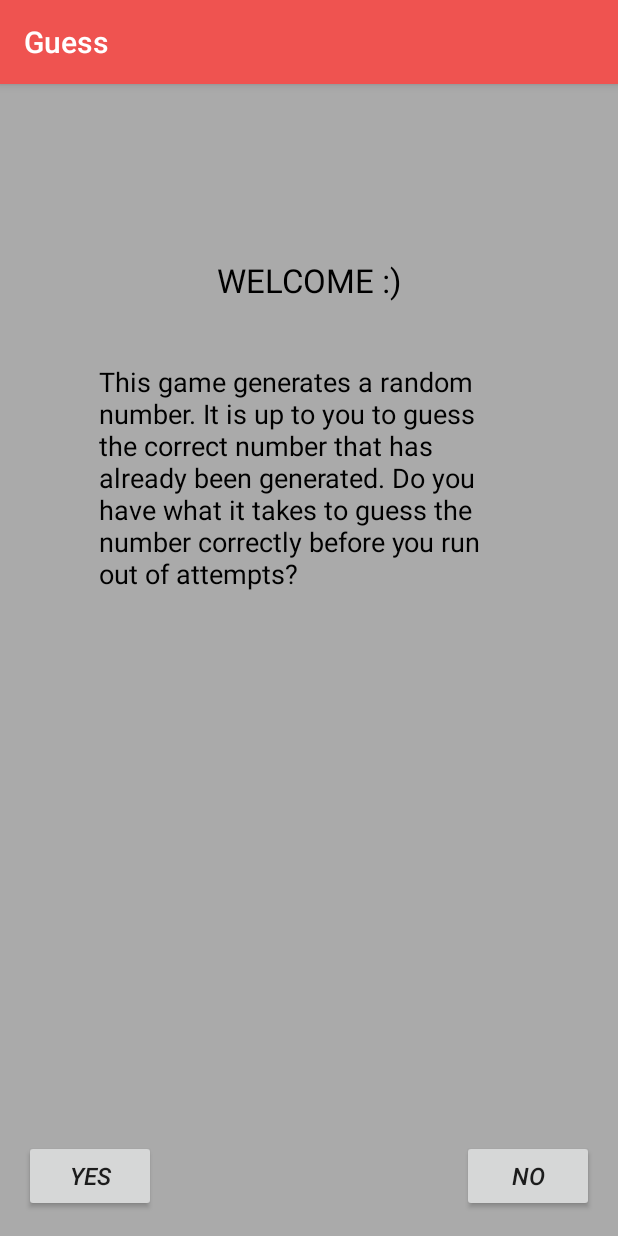
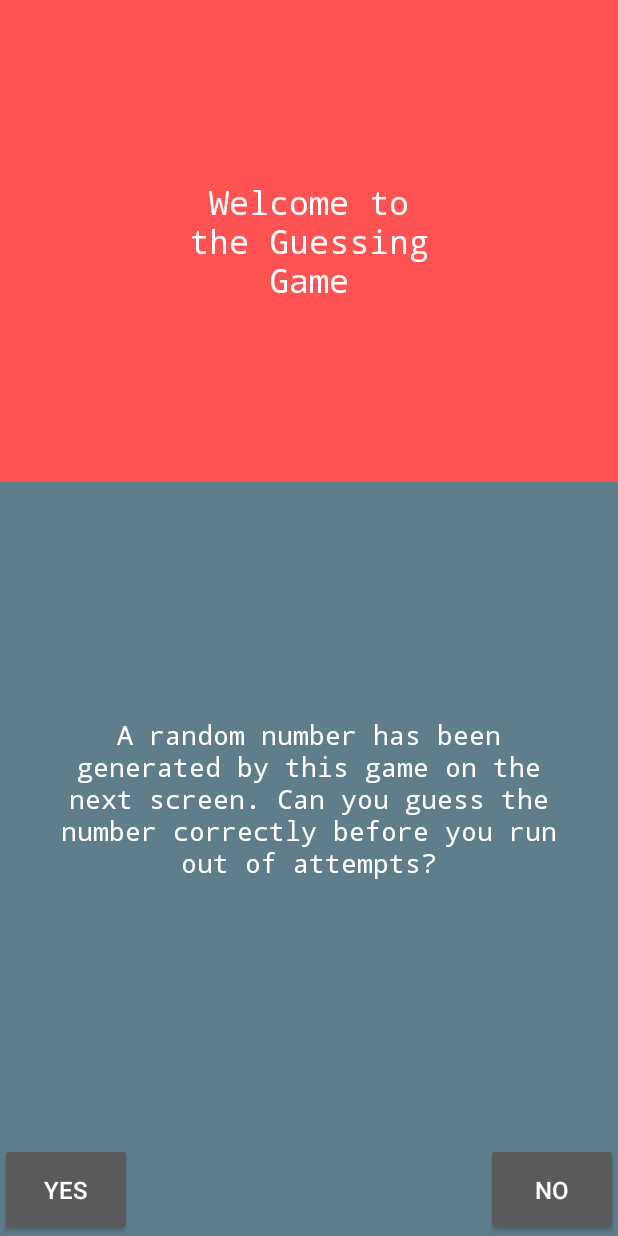
Before and after one commit to aQuasi/guessTheNumber, an Android app: the screen it shows after launch (MainActivity), on a phone screen of 412 x 824 dp. Run offline under Robolectric (Android 15) with nearby library versions, the phone set to English and light mode, and no system bars.

Commit message:
Improved UI design and fixed attempts going down to negatives

```diff
--- a/app/src/main/AndroidManifest.xml
+++ b/app/src/main/AndroidManifest.xml
@@ -8,9 +8,10 @@
         android:label="@string/app_name"
         android:supportsRtl="true"
         android:theme="@style/AppTheme">
-        <activity android:name=".MainActivity">
+        <activity android:name=".MainActivity"
+            android:theme="@style/Theme.AppCompat.NoActionBar">
             <intent-filter>
-                <action android:name="android.intent.action.MAIN" />
+                <action android:name="android.intent.action.MAIN"/>
 
                 <category android:name="android.intent.category.LAUNCHER" />
             </intent-filter>
--- a/app/src/main/java/com/guessgame/akwag/myapplication/GameStartActivity.java
+++ b/app/src/main/java/com/guessgame/akwag/myapplication/GameStartActivity.java
@@ -39,22 +39,25 @@ public class GameStartActivity extends AppCompatActivity {
                 output.setText(message);
                 generateNewGame();
             }
+
+            if (attemptsLeft <= 0) {
+                message = "You run out of attempts! \n" +
+                        "The correct number was : " + randomNumber;
+                output.setText(message);
+            }
         }
         catch (Exception e) {
             message = "real numbers only";
             output.setText(message);
-
         }
         finally {
             //Refocuses and selects all text so user doesn't have to clear them one by one
             userIn.requestFocus();
             userIn.selectAll();
-
         }
     }
 
     private void generateNewGame() {
-
         randomNumber = (int) (Math.random() * 100 + 1);
         attemptsLeft = 6;
     }
--- a/app/src/main/res/layout/activity_main.xml
+++ b/app/src/main/res/layout/activity_main.xml
@@ -4,58 +4,64 @@
     xmlns:tools="http://schemas.android.com/tools"
     android:layout_width="match_parent"
     android:layout_height="match_parent"
+    android:background="#607D8B"
     android:orientation="vertical"
-    android:background="@android:color/darker_gray"
-    android:paddingBottom="@dimen/activity_vertical_margin"
-    android:paddingLeft="@dimen/activity_horizontal_margin"
-    android:paddingRight="@dimen/activity_horizontal_margin"
-    android:paddingTop="@dimen/activity_vertical_margin"
     tools:context="com.guessgame.akwag.myapplication.MainActivity">
-
-    <TextView
-        android:padding="50dp"
-        android:layout_width="wrap_content"
-        android:layout_height="wrap_content"
-        android:text="@string/welcome"
-        android:layout_marginTop="50dp"
-        android:textColor="@android:color/black"
-        android:textAppearance="?android:textAppearanceLarge"
-        android:layout_alignParentTop="true"
-        android:layout_centerHorizontal="true" />
-
-    <TextView
-        android:padding="50dp"
-        android:layout_width="wrap_content"
-        android:layout_height="wrap_content"
-        android:text="@string/welcome_game_description"
-        android:textColor="@android:color/black"
-        android:textAppearance="?android:textAppearanceMedium"
-        android:layout_marginTop="120dp"
-        android:layout_alignParentTop="true"
-        android:layout_centerHorizontal="true" />
 
     <Button
         android:id="@+id/button_yes"
         android:layout_width="wrap_content"
         android:layout_height="wrap_content"
+        android:layout_alignParentBottom="true"
         android:text="@string/yes"
-        android:layout_alignParentBottom="true"
-        android:textStyle="italic"
         android:textSize="16sp"
-        android:onClick="message"/>
+        android:textStyle="normal"
+        android:padding="20dp" />
 
     <Button
         android:id="@+id/no_button"
         android:layout_width="wrap_content"
         android:layout_height="wrap_content"
-        android:text="@string/no"
+        android:layout_alignEnd="@id/button_yes"
+        android:layout_alignParentBottom="true"
         android:layout_alignParentRight="true"
         android:layout_alignParentEnd="true"
-        android:layout_alignParentBottom="true"
         android:layout_alignRight="@id/button_yes"
-        android:layout_alignEnd="@id/button_yes"
-        android:textStyle="italic"
+        android:text="@string/no"
         android:textSize="16sp"
-        android:onClick="exitWhenNoIsClicked"/>
+        android:textStyle="normal"
+        android:padding="20dp"/>
+
+    <TextView
+        android:id="@+id/textView"
+        android:layout_width="wrap_content"
+        android:layout_height="wrap_content"
+        android:background="#FF5252"
+        android:text="@string/welcome"
+        android:textAppearance="?android:textAppearanceLarge"
+        android:textColor="#FFFFFF"
+        android:typeface="monospace"
+        android:padding="120dp"
+        android:gravity="center_horizontal"
+        android:layout_alignParentRight="true"
+        android:layout_alignParentEnd="true"
+        android:layout_alignParentLeft="true"
+        android:layout_alignParentStart="true" />
+
+    <TextView
+        android:padding="40dp"
+        android:id="@+id/textView2"
+        android:layout_width="match_parent"
+        android:layout_height="wrap_content"
+        android:gravity="center"
+        android:text="@string/welcome_game_description"
+        android:textAppearance="?android:textAppearanceMedium"
+        android:textColor="#FFFFFF"
+        android:typeface="monospace"
+        android:layout_above="@+id/button_yes"
+        android:layout_alignParentLeft="true"
+        android:layout_alignParentStart="true"
+        android:layout_marginBottom="18dp"
+        android:layout_below="@+id/textView" />
 
 </RelativeLayout>
--- a/app/src/main/res/values/strings.xml
+++ b/app/src/main/res/values/strings.xml
@@ -1,9 +1,8 @@
 <resources>
     <string name="app_name">Guess</string>
-    <string name="welcome">WELCOME :)</string>
-    <string name="welcome_game_description">This game generates a random number.
-        It is up to you to guess the correct number that has already been generated.
-        Do you have what it takes to guess the number correctly before you run out of attempts?</string>
+    <string name="welcome">Welcome to the Guessing Game</string>
+    <string name="welcome_game_description">A random number has been generated by this game on the next screen.
+        Can you guess the number correctly before you run out of attempts?</string>
     <string name="yes">YES</string>
     <string name="no">NO</string>
     <string name="instruct">Enter a number between 1 and 100:</string>
--- a/build.gradle
+++ b/build.gradle
@@ -5,7 +5,7 @@ buildscript {
         jcenter()
     }
     dependencies {
-        classpath 'com.android.tools.build:gradle:2.1.3'
+        classpath 'com.android.tools.build:gradle:2.2.0'
 
         // NOTE: Do not place your application dependencies here; they belong
         // in the individual module build.gradle files
```
